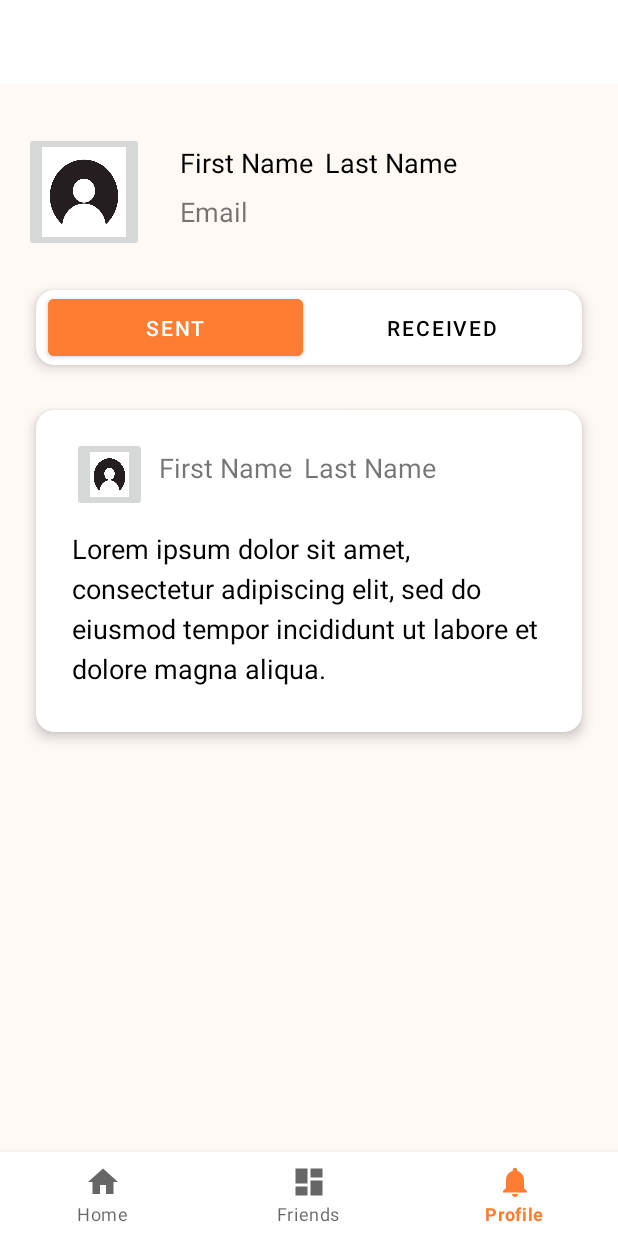
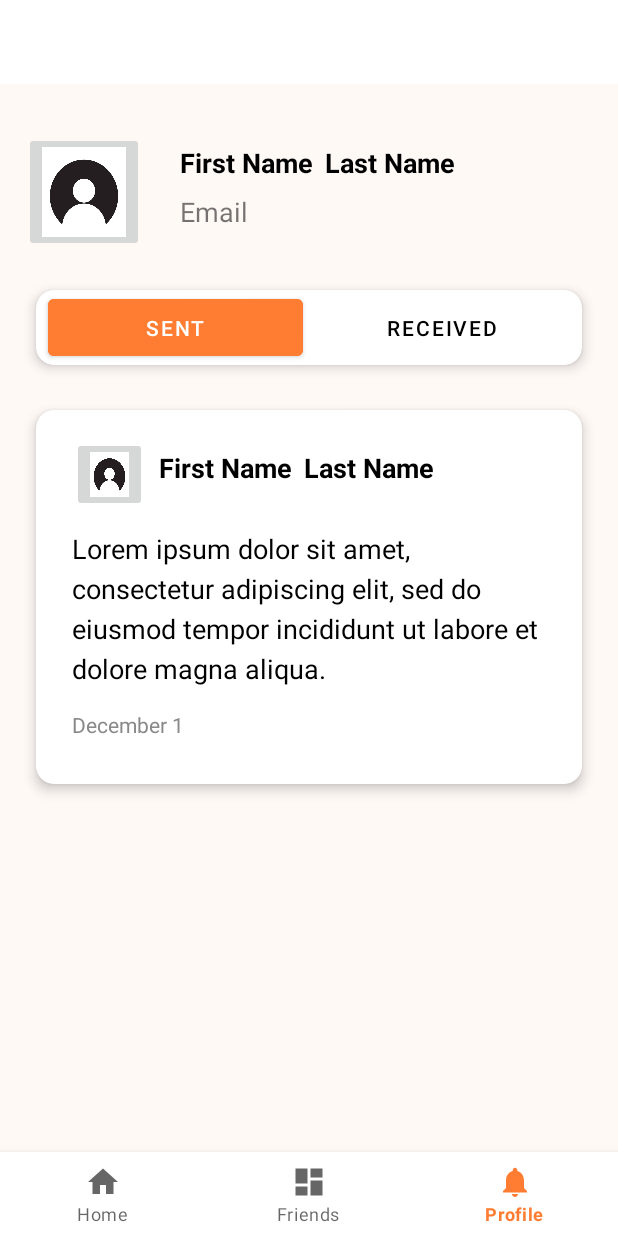
Before and after one commit to hrl-2024/FriendLink, an Android app: the ProfileFragment screen opened through its navigation route, on a phone screen of 412 x 824 dp. Run offline under Robolectric (Android 15) with nearby library versions, the phone set to English and light mode, and no system bars; our stand-ins replace Firebase (no records; nobody signed in at launch, a user with empty details on screens opened directly), navigation-ui; Roboto replaces fonts that are not available here.

Commit message:
Added date on the message card on the profile page

```diff
--- a/app/src/main/res/layout/fragment_profile.xml
+++ b/app/src/main/res/layout/fragment_profile.xml
@@ -44,6 +44,7 @@
                     android:layout_height="wrap_content"
                     android:layout_marginTop="8dp"
                     android:text="@string/first_name"
+                    android:textStyle="bold"
                     android:textSize="@dimen/normal_text"
                     android:textColor="@color/black"/>
 
@@ -54,6 +55,7 @@
                     android:layout_marginStart="8dp"
                     android:layout_marginTop="8dp"
                     android:text="@string/last_name"
+                    android:textStyle="bold"
                     android:textSize="@dimen/normal_text"
                     android:textColor="@color/black"
                     app:layout_constraintStart_toEndOf="@+id/firstName" />
@@ -131,7 +133,7 @@
         app:layout_constraintStart_toStartOf="parent"
         app:layout_constraintEnd_toEndOf="parent">
 
-<!--    Display the sender's profile picture, first name, last name, and date of the message-->
+    <!-- Display the sender's profile picture, first name, last name, and date of the message-->
         <LinearLayout
             android:id="@+id/senderInfoContainer"
             android:layout_width="match_parent"
@@ -158,7 +160,9 @@
                 android:layout_marginStart="8dp"
                 android:layout_marginTop="16dp"
                 android:text="@string/first_name"
+                android:textColor="@color/black"
                 android:textSize="@dimen/normal_text"
+                android:textStyle="bold"
                 app:layout_constraintStart_toEndOf="@+id/profilePic"
                 app:layout_constraintTop_toTopOf="@+id/profilePic" />
 
@@ -169,11 +173,14 @@
                 android:layout_marginStart="8dp"
                 android:layout_marginTop="16dp"
                 android:text="@string/last_name"
+                android:textColor="@color/black"
                 android:textSize="@dimen/normal_text"
+                android:textStyle="bold"
                 app:layout_constraintStart_toEndOf="@+id/firstName"
                 app:layout_constraintTop_toTopOf="@+id/firstName" />
         </LinearLayout>
-<!--    Display the text message -->
+
+        <!-- Display the text message -->
         <LinearLayout
             android:id="@+id/textSentContainer"
             android:layout_width="match_parent"
@@ -195,5 +202,29 @@
                 app:layout_constraintTop_toBottomOf="@+id/senderInfoContainer"
                 app:layout_constraintStart_toStartOf="parent" />
         </LinearLayout>
+
+        <!-- Display the date of the message -->
+        <LinearLayout
+            android:id="@+id/dateContainer"
+            android:layout_width="wrap_content"
+            android:layout_height="wrap_content"
+            android:orientation="horizontal"
+            android:layout_marginTop="200dp"
+            android:layout_marginBottom="30dp">
+
+            <TextView
+                android:id="@+id/date"
+                android:layout_width="wrap_content"
+                android:layout_height="wrap_content"
+                android:layout_marginStart="24dp"
+                android:text="@string/placeholder_date"
+                android:textColor="@color/grey"
+                android:textSize="@dimen/contact_number"
+                app:layout_constraintBottom_toBottomOf="parent"
+                app:layout_constraintStart_toStartOf="parent"
+                app:layout_constraintTop_toBottomOf="@+id/textSentContainer" />
+        </LinearLayout>
+
     </androidx.cardview.widget.CardView>
+
 </androidx.constraintlayout.widget.ConstraintLayout>
--- a/app/src/main/res/values/colors.xml
+++ b/app/src/main/res/values/colors.xml
@@ -11,6 +11,6 @@
     <color name="normal_text_color">#080808</color>
     <color name="aux_text_color">#949494</color>
     <color name="box_shadow">#FFF1EA</color>
-
+    <color name="grey">#898989</color>
     <color name="color_primary">#FF7D32</color>
 </resources>
--- a/app/src/main/res/values/strings.xml
+++ b/app/src/main/res/values/strings.xml
@@ -41,5 +41,5 @@
     <string name="sent">Sent</string>
     <string name="received">Received</string>
     <string name="placeholder_text">Lorem ipsum dolor sit amet, consectetur adipiscing elit, sed do eiusmod tempor incididunt ut labore et dolore magna aliqua.</string>
-
+    <string name="placeholder_date">December 1</string>
 </resources>
```
